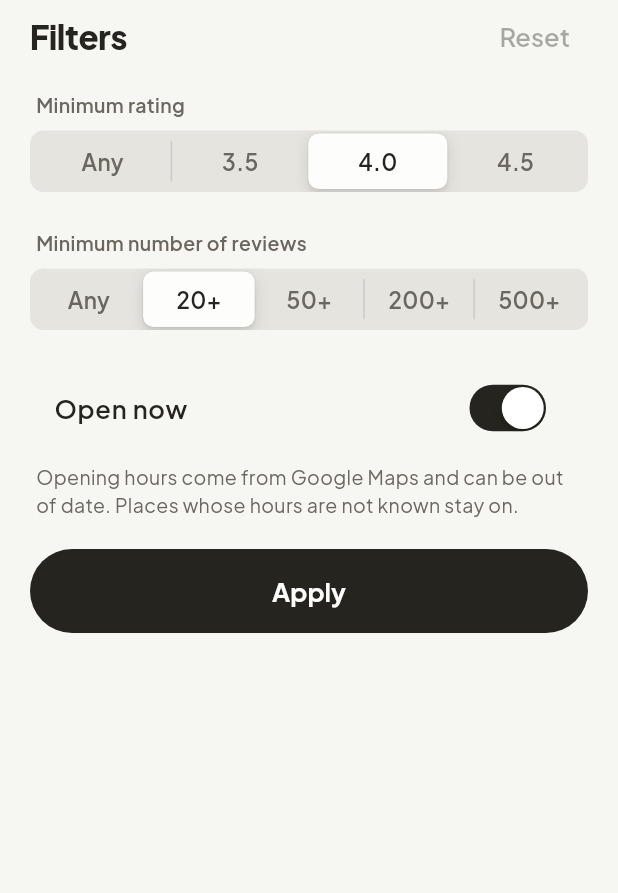
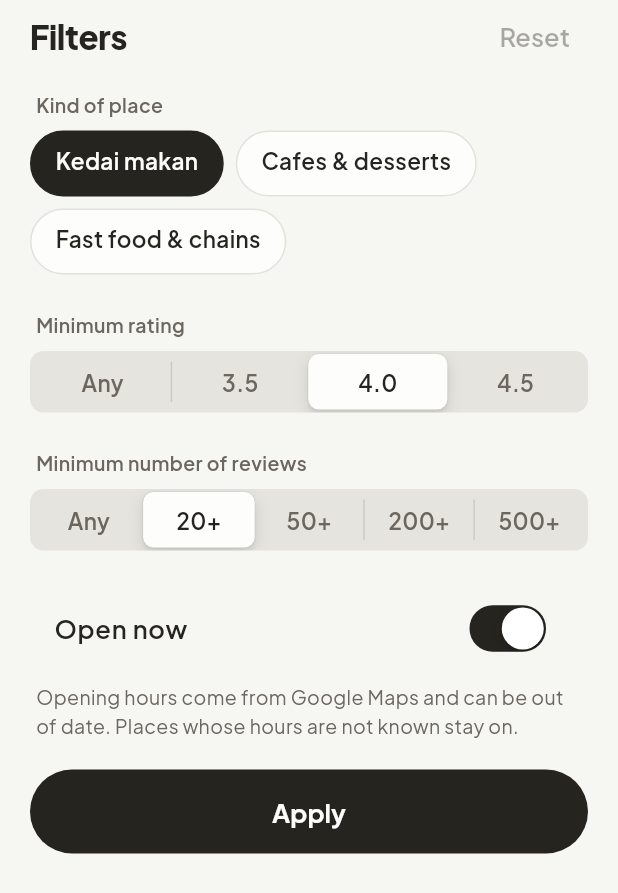
Before and after one commit to MuhaiminRoshaizad/makan-mana, a Flutter app: the FiltersSheet widget shown alone on an empty page, opened directly, on a phone screen of 412 x 824 dp. Shown: the top 893 px of the screen. Run offline on Flutter 3.47's test engine with Material 3 defaults, Android fonts, the phone set to English and light mode, and no system bars; our stand-ins replace flutter_riverpod, go_router.

Commit message:
feat(places): filter the wheel by kind of place, kedai makan first
The list holds cafes, burger joints and chains beside the kedai makan the
app is for. kindOf sorts each place into kedai makan, cafes & desserts or
fast food & chains from Google's type and its name, keeping kopitiam and
owner-named kedai that Google calls "Cafe" with kedai makan. The filters
sheet gets a toggle per kind, kedai makan alone to start with, and the
last kind on cannot be switched off.

```diff
--- a/lib/features/places/domain/place_filters.dart
+++ b/lib/features/places/domain/place_filters.dart
@@ -1,4 +1,5 @@
 import 'place.dart';
+import 'place_kind.dart';
 
 /// Which nearby places go on the wheel.
 class PlaceFilters {
@@ -6,6 +7,7 @@ class PlaceFilters {
     this.minRating = 4.0,
     this.minReviews = 20,
     this.openNow = true,
+    this.kinds = const <PlaceKind>{PlaceKind.kedaiMakan},
   });
 
   /// Places rated below this stay off the wheel; null keeps every rating.
@@ -17,20 +19,27 @@ class PlaceFilters {
   /// Whether only places known to be open right now go on.
   final bool openNow;
 
+  /// The kinds of place allowed on; never empty. Kedai makan alone to start
+  /// with, since that is what the app is for.
+  final Set<PlaceKind> kinds;
+
   /// How many filters are doing something, for the badge on Filters.
   int get activeCount =>
       (minRating != null ? 1 : 0) +
       (minReviews > 0 ? 1 : 0) +
-      (openNow ? 1 : 0);
+      (openNow ? 1 : 0) +
+      (kinds.length < PlaceKind.values.length ? 1 : 0);
 
   PlaceFilters copyWith({
     double? Function()? minRating,
     int? minReviews,
     bool? openNow,
+    Set<PlaceKind>? kinds,
   }) => PlaceFilters(
     minRating: minRating == null ? this.minRating : minRating(),
     minReviews: minReviews ?? this.minReviews,
     openNow: openNow ?? this.openNow,
+    kinds: kinds ?? this.kinds,
   );
 
   @override
@@ -38,12 +47,20 @@ class PlaceFilters {
       other is PlaceFilters &&
       other.minRating == minRating &&
       other.minReviews == minReviews &&
-      other.openNow == openNow;
+      other.openNow == openNow &&
+      other.kinds.length == kinds.length &&
+      other.kinds.containsAll(kinds);
 
   @override
-  int get hashCode => Object.hash(minRating, minReviews, openNow);
+  int get hashCode => Object.hash(
+    minRating,
+    minReviews,
+    openNow,
+    Object.hashAllUnordered(kinds),
+  );
 
   bool passes(Place p) {
+    if (!kinds.contains(kindOf(p))) return false;
     final double? min = minRating;
     if (min != null && (p.rating ?? 0) < min) return false;
     if (p.reviewCount < minReviews) return false;
--- /dev/null
+++ b/lib/features/places/domain/place_kind.dart
@@ -0,0 +1,64 @@
+import 'place.dart';
+
+/// The three kinds of place the office can choose between.
+enum PlaceKind {
+  /// Restaurants, warung, kopitiam, mamak, hawker stalls and food courts.
+  kedaiMakan('Kedai makan'),
+
+  /// Cafes, bakeries, dessert and drinks places.
+  cafe('Cafes & desserts'),
+
+  /// Burger and pizza places, and the big brands.
+  fastFood('Fast food & chains');
+
+  const PlaceKind(this.label);
+  final String label;
+}
+
+/// Brands with branches everywhere, whatever Google calls them.
+final RegExp _chains = RegExp(
+  r"\b(kfc|mcdonald'?s|burger king|a&w|marrybrown|texas chicken|domino'?s|"
+  r'pizza hut|us pizza|subway|wendy|4fingers|zus coffee|starbucks|tealive|'
+  r'kenangan|gigi coffee|coffee bean|chagee|mixue|bask bear|luckin|'
+  r'secret recipe|dunkin|baskin|llaollao|family ?mart|7-eleven|tealive)\b',
+  caseSensitive: false,
+);
+
+/// Google types that mean fast food.
+final RegExp _fastFoodTypes = RegExp(
+  r'(fast food|hamburger|pizza|fried chicken takeaway)',
+  caseSensitive: false,
+);
+
+/// Google types that mean a cafe, dessert or drinks place.
+final RegExp _cafeTypes = RegExp(
+  r'(cafe|bakery|dessert|ice cream|bubble tea|juice|tea house|cake|'
+  r'pastry|donut|waffle|coffee store|coffee stand)',
+  caseSensitive: false,
+);
+
+/// A name that says kedai makan, even when Google types it "Cafe": in
+/// Malaysia many kopitiam and kedai are called "Cafe" or "Kafe".
+final RegExp _localName = RegExp(
+  r'\b(kopitiam|kopidiam|kopi|kedai|warung|gerai|restoran|nasi|mee|mamak|'
+  r'tomyam|roti|laksa|kuey|ikan|soto|selera|medan|kafe|'
+  // Malay kedai are often named for their owner: Pak Aq Cafe, Kak Ros Cafe.
+  r'pak|mak|kak|abang|bang|tok|wan|cik|che|haji|hj|ummi|ummie)\b'
+  // Chinese kopitiam signs: 茶室, 茶餐室, 餐室, 咖啡店.
+  r'|茶室|茶餐室|餐室|咖啡店',
+  caseSensitive: false,
+);
+
+/// Which kind [p] is, from its name and Google's type. Anything unclear is
+/// kedai makan, the kind the app is for.
+PlaceKind kindOf(Place p) {
+  final String type = p.category ?? '';
+  if (_chains.hasMatch(p.name) || _fastFoodTypes.hasMatch(type)) {
+    return PlaceKind.fastFood;
+  }
+  // "Coffee shop" is Google's word for a kopitiam.
+  if (_cafeTypes.hasMatch(type) && !_localName.hasMatch(p.name)) {
+    return PlaceKind.cafe;
+  }
+  return PlaceKind.kedaiMakan;
+}
--- a/lib/features/places/presentation/filters_sheet.dart
+++ b/lib/features/places/presentation/filters_sheet.dart
@@ -6,6 +6,7 @@ import '../../../core/theme/app_tokens.dart';
 import '../../../core/widgets/app_sheet.dart';
 import '../domain/place.dart';
 import '../domain/place_filters.dart';
+import '../domain/place_kind.dart';
 import 'places_providers.dart';
 
 /// The steps each filter offers, as (label, value).
@@ -89,6 +90,12 @@ class _FiltersSheetState extends ConsumerState<FiltersSheet> {
             ],
           ),
           const SizedBox(height: AppSpacing.md),
+          const _Label('Kind of place'),
+          _Kinds(
+            selected: _draft.kinds,
+            onChanged: (Set<PlaceKind> k) => _set(_draft.copyWith(kinds: k)),
+          ),
+          const SizedBox(height: AppSpacing.xxl),
           const _Label('Minimum rating'),
           _Segments(
             label: 'Minimum rating',
@@ -251,3 +258,79 @@ class _Segments extends StatelessWidget {
     );
   }
 }
+
+/// One toggle per kind of place. At least one stays on, or nothing could
+/// ever reach the wheel.
+class _Kinds extends StatelessWidget {
+  const _Kinds({required this.selected, required this.onChanged});
+
+  final Set<PlaceKind> selected;
+  final ValueChanged<Set<PlaceKind>> onChanged;
+
+  @override
+  Widget build(BuildContext context) {
+    return Wrap(
+      spacing: AppSpacing.sm,
+      runSpacing: AppSpacing.sm,
+      children: <Widget>[
+        for (final PlaceKind k in PlaceKind.values)
+          _KindToggle(
+            label: k.label,
+            on: selected.contains(k),
+            // The last one on cannot be switched off.
+            onTap: selected.contains(k) && selected.length == 1
+                ? null
+                : () => onChanged(
+                    selected.contains(k)
+                        ? (Set<PlaceKind>.of(selected)..remove(k))
+                        : (Set<PlaceKind>.of(selected)..add(k)),
+                  ),
+          ),
+      ],
+    );
+  }
+}
+
+class _KindToggle extends StatelessWidget {
+  const _KindToggle({required this.label, required this.on, this.onTap});
+
+  final String label;
+  final bool on;
+  final VoidCallback? onTap;
+
+  @override
+  Widget build(BuildContext context) {
+    return Semantics(
+      button: true,
+      toggled: on,
+      label: label,
+      excludeSemantics: true,
+      child: GestureDetector(
+        onTap: onTap,
+        child: AnimatedContainer(
+          duration: AppMotion.short,
+          curve: AppMotion.enter,
+          constraints: const BoxConstraints(minHeight: 44),
+          padding: const EdgeInsets.symmetric(
+            horizontal: AppSpacing.lg,
+            vertical: AppSpacing.sm,
+          ),
+          decoration: ShapeDecoration(
+            color: on ? AppColors.ink : AppColors.surface,
+            shape: StadiumBorder(
+              side: BorderSide(color: on ? AppColors.ink : AppColors.line),
+            ),
+          ),
+          child: Text(
+            label,
+            style: TextStyle(
+              fontSize: 15,
+              fontWeight: FontWeight.w600,
+              color: on ? AppColors.surface : AppColors.ink,
+            ),
+          ),
+        ),
+      ),
+    );
+  }
+}
```
Also changed, not shown: 3 other files.
